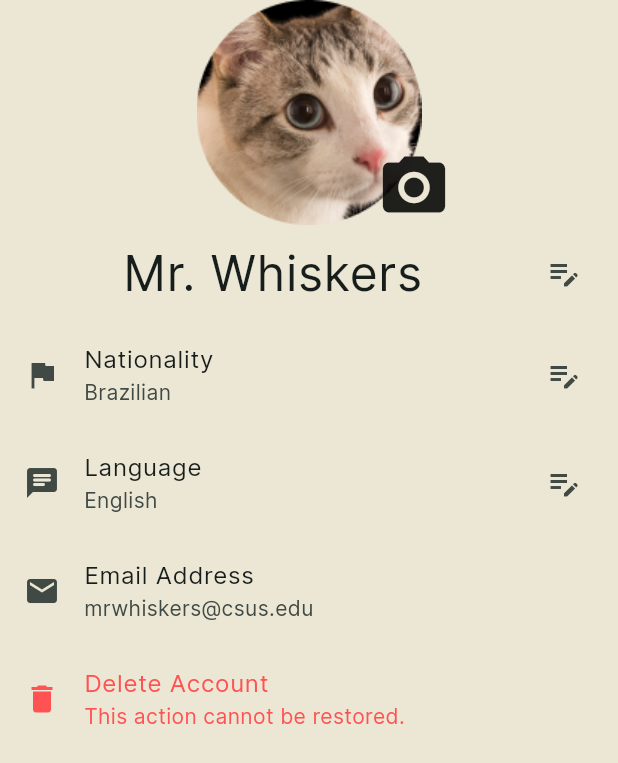
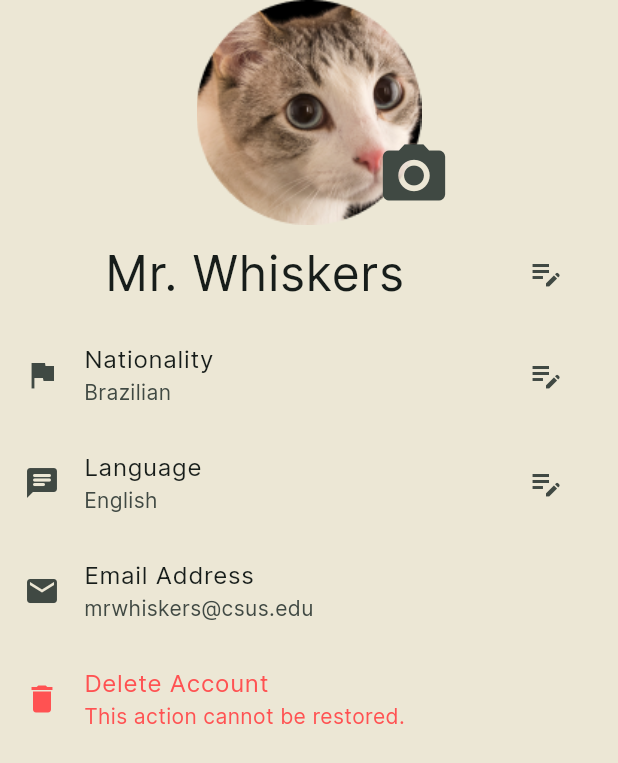
Before and after one commit to Name-ISS-for-the-lowest/mainproject, a Flutter app: the ProfilePage screen opened directly, on a phone screen of 412 x 824 dp. Shown: the top 763 px of the screen. Run offline on Flutter 3.47's test engine with Material 2 defaults, Android fonts, the phone set to English and light mode, and no system bars; our stand-ins replace cookie_jar, country_picker, dio, dio_cookie_manager, flutter_hooks, flutter_svg and 2 more; missing offline and left inert: memoized, reactive_language_picker.

Commit message:
Implemented Country Selector and Buttons Display Name Misaligned Import Country and Language Selector

```diff
--- a/frontend/lib/views/ProfilePage.dart
+++ b/frontend/lib/views/ProfilePage.dart
@@ -1,4 +1,7 @@
 import 'package:flutter/material.dart';
+import 'package:country_picker/country_picker.dart';
+import 'package:reactive_language_picker/reactive_language_picker.dart';
+import 'package:reactive_forms/reactive_forms.dart';
 
 class ProfilePage extends StatefulWidget {
   const ProfilePage({super.key});
@@ -38,10 +41,14 @@ class _ProfilePageState extends State<ProfilePage> {
                   left: 140,
                   child: Align(
                       alignment: Alignment.bottomCenter,
-                      child: const Icon(
-                        Icons.camera_alt,
-                        size: 50,
-                      )),
+                      child: IconButton(
+                        icon: Icon(Icons.camera_alt),
+                        iconSize: 50,
+                        onPressed: (){
+
+                        },
+                      ),
+                  ),
                 ),
             ],
           ),
@@ -55,10 +62,14 @@ class _ProfilePageState extends State<ProfilePage> {
                 textAlign: TextAlign.center,
                 textScaleFactor: 2,
                 ),
-              trailing: Icon(
-                Icons.edit_note,
+              trailing: IconButton(
+                //alignment: ,
+                icon: Icon(Icons.edit_note),
+                onPressed: (){
 
-                ),
+                },
+
+              ),
             ),
           ),
 
@@ -68,7 +79,27 @@ class _ProfilePageState extends State<ProfilePage> {
               leading: Icon(Icons.flag),
               title: Text('Nationality'),
               subtitle: Text(nationality),
-              trailing: Icon(Icons.edit_note),
+              trailing: IconButton(
+                icon: Icon(Icons.edit_note),
+
+                onPressed: (){
+                  showCountryPicker(
+                    context: context,
+                    favorite: <String>['US', 'CN', 'MX', 'IN'],
+                    //exclude: <String>['FR'],
+                    countryListTheme: CountryListThemeData(
+                      backgroundColor: Color(0xffece7d5),
+                      borderRadius: BorderRadius.only(
+                        topLeft: Radius.circular(0),
+                        topRight: Radius.circular(0),
+                      ),
+                    ),
+                    onSelect: (Country country) {
+                    print('Select country: ${country.displayName}');
+                    },
+                  );
+                },
+              ),
             ),
           ),
 
@@ -78,7 +109,12 @@ class _ProfilePageState extends State<ProfilePage> {
               leading: Icon(Icons.chat_rounded),
               title: Text('Language'),
               subtitle: Text(language),
-              trailing: Icon(Icons.edit_note),
+              trailing: IconButton(
+                icon: Icon(Icons.edit_note),
+                onPressed: (){
+
+                },
+              ),
             ),
           ),
 
@@ -99,6 +135,10 @@ class _ProfilePageState extends State<ProfilePage> {
               title: Text('Delete Account'),
               subtitle: Text('This action cannot be restored.'),
               textColor: Colors.redAccent,
+
+              onTap: (){
+
+              },
             ),
           ),
 
--- a/frontend/pubspec.yaml
+++ b/frontend/pubspec.yaml
@@ -46,6 +46,8 @@ dependencies:
   url_launcher: ^6.2.1
   flutter_hooks: ^0.20.3
   memoized: ^2.2.1
+  country_picker: ^2.0.22
+  reactive_language_picker: ^2.0.0
 
 dev_dependencies:
   flutter_test:
```
Also changed, not shown: frontend/pubspec.lock.
